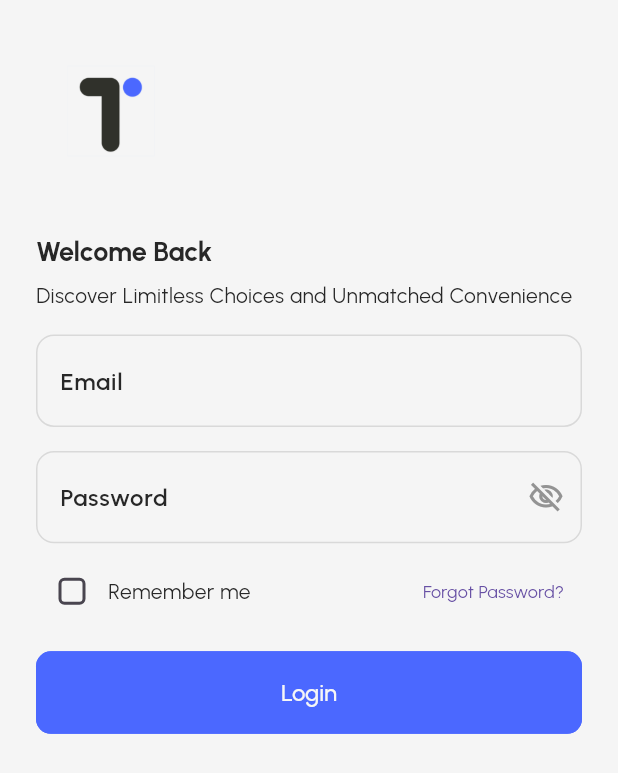
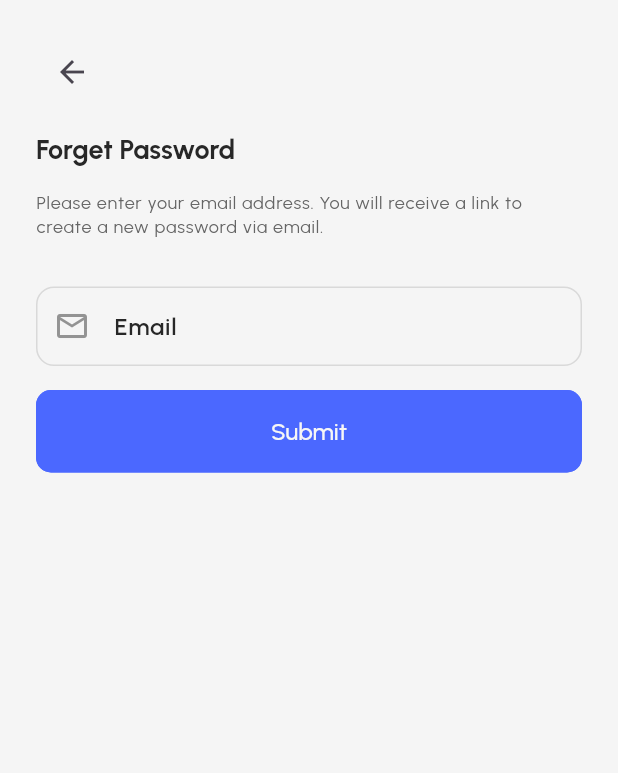
Before and after one commit to Crucialjun/ecommerce_flutter_web, a Flutter app: the screen it shows after launch, after a tap on "Forgot Password?", on a phone screen of 412 x 824 dp. Shown: the top 773 px of the screen. Run offline on Flutter 3.47's test engine with Material 3 defaults, Android fonts, the light colour scheme and no system bars; drawn by our look-alikes of extended_image, flutter_form_builder; our stand-ins replace firebase_core, get, iconsax; accounts and stored records are empty.

Commit message:
Adds forget password functionality with corresponding screens and routing

```diff
--- a/lib/core/routes.dart
+++ b/lib/core/routes.dart
@@ -1,8 +1,17 @@
+import 'package:ecommerce_flutter_web/features/auth/presentation/forget_passoword/forget_password_screen.dart';
 import 'package:ecommerce_flutter_web/features/auth/presentation/login/login_screen.dart';
+import 'package:ecommerce_flutter_web/features/auth/presentation/reset_password/reset_password_screen.dart';
+import 'package:get/get.dart';
 import 'package:get/get_navigation/get_navigation.dart';
 
 class Routes {
   static final List<GetPage> routes = [
     GetPage(name: LoginScreen.routeName, page: () => const LoginScreen()),
+    GetPage(
+        name: ForgetPasswordScreen.routeName,
+        page: () => const ForgetPasswordScreen()),
+    GetPage(
+        name: ResetPasswordScreen.routeName,
+        page: () => const ResetPasswordScreen()),
   ];
 }
--- /dev/null
+++ b/lib/features/auth/presentation/forget_passoword/components/forgot_password_form.dart
@@ -0,0 +1,60 @@
+import 'package:ecommerce_flutter_web/constants/app_sizes.dart';
+import 'package:ecommerce_flutter_web/features/auth/presentation/reset_password/reset_password_screen.dart';
+import 'package:flutter/material.dart';
+import 'package:flutter_form_builder/flutter_form_builder.dart';
+import 'package:get/get.dart';
+
+class ForgotPasswordForm extends StatelessWidget {
+  const ForgotPasswordForm({
+    super.key,
+  });
+
+  @override
+  Widget build(BuildContext context) {
+    return Column(
+      crossAxisAlignment: CrossAxisAlignment.start,
+      children: [
+        IconButton(
+            onPressed: () => Get.back(),
+            icon: const Icon(Icons.arrow_back)),
+        const SizedBox(
+          height: AppSizes.spaceBtwItems,
+        ),
+        Text("Forget Password",
+            style: Theme.of(context).textTheme.headlineMedium),
+        const SizedBox(
+          height: AppSizes.spaceBtwItems,
+        ),
+        Text(
+          "Please enter your email address. You will receive a link to create a new password via email.",
+          style: Theme.of(context).textTheme.labelMedium,
+        ),
+        const SizedBox(
+          height: AppSizes.spaceBtwItems * 2,
+        ),
+        FormBuilder(
+            child: FormBuilderTextField(
+          name: "email",
+          decoration: const InputDecoration(
+            labelText: "Email",
+            prefixIcon: Icon(Icons.email_outlined),
+          ),
+        )),
+        const SizedBox(
+          height: AppSizes.spaceBtwItems,
+        ),
+        SizedBox(
+          width: double.infinity,
+          child: ElevatedButton(
+            onPressed: () => Get.toNamed(ResetPasswordScreen.routeName,
+                arguments: "someemail@email.com"),
+            child: const Text('Submit'),
+          ),
+        ),
+        const SizedBox(
+          height: AppSizes.spaceBtwItems,
+        )
+      ],
+    );
+  }
+}
--- /dev/null
+++ b/lib/features/auth/presentation/forget_passoword/forget_password_screen.dart
@@ -0,0 +1,19 @@
+import 'package:ecommerce_flutter_web/features/auth/presentation/forget_passoword/responsive/forgot_password_desktop.dart';
+import 'package:ecommerce_flutter_web/features/auth/presentation/forget_passoword/responsive/forgot_password_mobile.dart';
+import 'package:ecommerce_flutter_web/utils/site_template.dart';
+import 'package:flutter/material.dart';
+
+class ForgetPasswordScreen extends StatelessWidget {
+  static const String routeName = '/forget-password';
+  const ForgetPasswordScreen({super.key});
+
+  @override
+  Widget build(BuildContext context) {
+    return const SiteTemplate(
+      desktop: ForgotPasswordDesktop(),
+      tablet: ForgotPasswordDesktop(),
+      mobile: ForgotPasswordMobile(),
+      useLayout: false,
+    );
+  }
+}
--- /dev/null
+++ b/lib/features/auth/presentation/forget_passoword/responsive/forgot_password_mobile.dart
@@ -0,0 +1,19 @@
+import 'package:ecommerce_flutter_web/constants/app_sizes.dart';
+import 'package:ecommerce_flutter_web/features/auth/presentation/forget_passoword/components/forgot_password_form.dart';
+import 'package:flutter/material.dart';
+
+class ForgotPasswordMobile extends StatelessWidget {
+  const ForgotPasswordMobile({super.key});
+
+  @override
+  Widget build(BuildContext context) {
+    return Scaffold(
+      body: SingleChildScrollView(
+        child: Container(
+          padding: const EdgeInsets.all(AppSizes.defaultSpace),
+          child: const ForgotPasswordForm(),
+        ),
+      ),
+    );
+  }
+}
```
Also changed, not shown: lib/features/auth/presentation/forget_passoword/responsive/forgot_password_desktop.dart (added, +33 -0 lines), lib/features/auth/presentation/login/components/login_form.dart (+5 -6 lines), lib/features/auth/presentation/reset_password/reset_password_screen.dart (added, +19 -0 lines), lib/features/auth/presentation/reset_password/responsive/reset_password_desktop.dart (added, +33 -0 lines), lib/features/auth/presentation/reset_password/responsive/reset_password_mobile.dart (added, +10 -0 lines).
